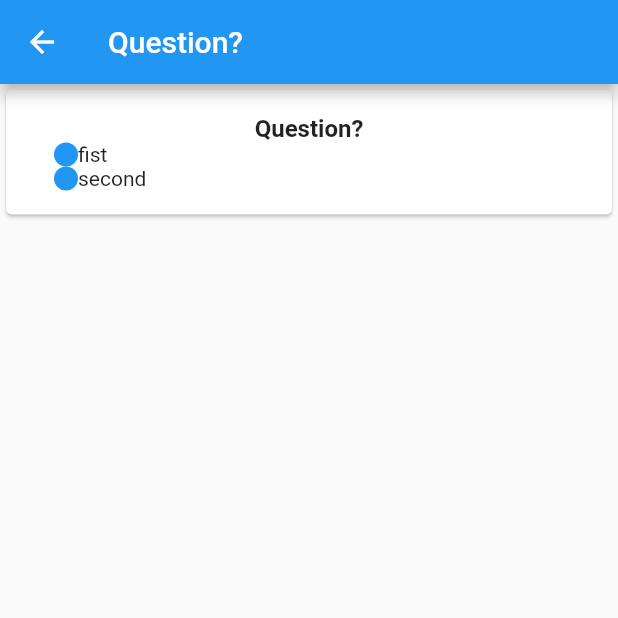
After one commit to dvpermyakov/public-poll-flutter, a Flutter app: the screen it shows after launch, after a tap on the "add" icon, after a tap on "Question?", on a phone screen of 412 x 824 dp, the top half of it. The commit adds this screen. Run offline on Flutter 3.47's test engine with Material 2 defaults, Android fonts, the phone set to English and light mode, and no system bars.

Commit message:
add FeedItemDetailsPage.dart

```diff
--- a/lib/feed/FeedItemWidget.dart
+++ b/lib/feed/FeedItemWidget.dart
@@ -3,12 +3,16 @@ import 'package:publicpoll_flutter/feed/FeedItem.dart';
 
 class FeedItemWidget extends StatelessWidget {
   final FeedItem item;
+  final GestureTapCallback onTap;
 
-  const FeedItemWidget({Key key, this.item}) : super(key: key);
+  const FeedItemWidget({Key key, @required this.item, @required this.onTap})
+      : super(key: key);
 
   @override
   Widget build(BuildContext context) {
-    return Card(
+    return GestureDetector(
+        onTap: onTap,
+        child: Card(
           color: Colors.white,
           child: Container(
             alignment: AlignmentDirectional.centerStart,
@@ -27,7 +31,7 @@ class FeedItemWidget extends StatelessWidget {
               ],
             ),
           ),
-    );
+        ));
   }
 }
 
--- a/lib/feed/FeedState.dart
+++ b/lib/feed/FeedState.dart
@@ -1,10 +1,16 @@
 import 'package:flutter/material.dart';
 import 'package:publicpoll_flutter/feed/FeedItem.dart';
+import 'package:publicpoll_flutter/feed/FeedItemWidget.dart';
 import 'package:publicpoll_flutter/feed/FeedPage.dart';
-import 'package:publicpoll_flutter/feed/FeedItemWidget.dart';
+import 'package:publicpoll_flutter/feed_item_details/FeedItemDetailsPage.dart';
 
 class FeedState extends State<FeedPage> {
   var _items = <FeedItem>[];
+
+  Route<void> getItemDetailsRoute(FeedItem item) {
+    return MaterialPageRoute<void>(
+        builder: (BuildContext context) => FeedItemDetailsPage(item: item));
+  }
 
   @override
   Widget build(BuildContext context) {
@@ -13,7 +19,13 @@ class FeedState extends State<FeedPage> {
         title: Text("Feed"),
       ),
       body: ListView(
-        children: _items.map((item) => FeedItemWidget(item: item)).toList(),
+        children: _items
+            .map((item) => FeedItemWidget(
+                  item: item,
+                  onTap: () =>
+                      {Navigator.push(context, getItemDetailsRoute(item))},
+                ))
+            .toList(),
       ),
       floatingActionButton: FloatingActionButton(
         child: Icon(Icons.add),
--- /dev/null
+++ b/lib/feed_item_details/FeedItemDetailsPage.dart
@@ -0,0 +1,20 @@
+import 'package:flutter/material.dart';
+import 'package:publicpoll_flutter/feed/FeedItem.dart';
+import 'package:publicpoll_flutter/feed/FeedItemWidget.dart';
+
+class FeedItemDetailsPage extends StatelessWidget {
+  final FeedItem item;
+
+  const FeedItemDetailsPage({Key key, this.item}) : super(key: key);
+
+  @override
+  Widget build(BuildContext context) {
+    return Scaffold(
+        appBar: AppBar(
+          title: Text(item.question),
+        ),
+        body: ListView(
+          children: [FeedItemWidget(item: item, onTap: () => {})],
+        ));
+  }
+}
--- a/lib/main.dart
+++ b/lib/main.dart
@@ -10,11 +10,13 @@ class MyApp extends StatelessWidget {
   @override
   Widget build(BuildContext context) {
     return MaterialApp(
-      title: 'Flutter Demo',
-      theme: ThemeData(
-        primarySwatch: Colors.blue,
-      ),
-      home: FeedPage(),
-    );
+        title: 'Flutter Demo',
+        theme: ThemeData(
+          primarySwatch: Colors.blue,
+        ),
+        home: Navigator(
+          pages: [MaterialPage(key: ValueKey('FeedPage'), child: FeedPage())],
+          onPopPage: (route, result) => route.didPop(result),
+        ));
   }
 }
```
Lines whose indentation alone changed are shown as unchanged.
